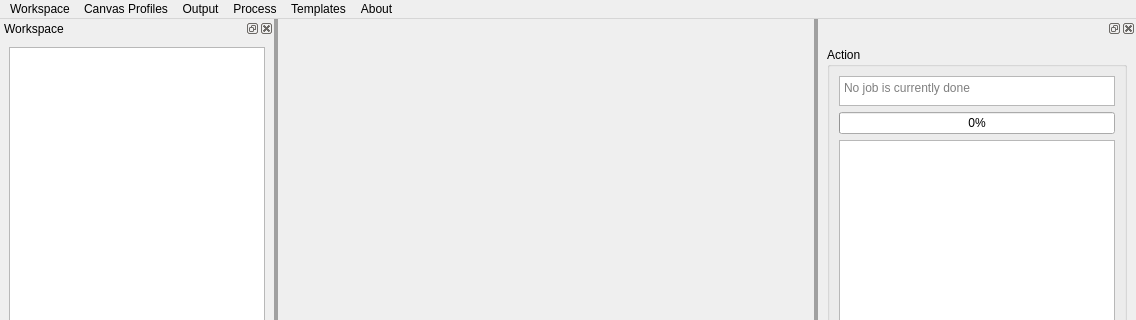
Qt form mainwindow/mainwindow.ui (ShadobaDev/Platemaker-qt) before a commit; both pictures show x 0 to 1136 and y 0 to 320 of the 1136 by 553 pixel window.
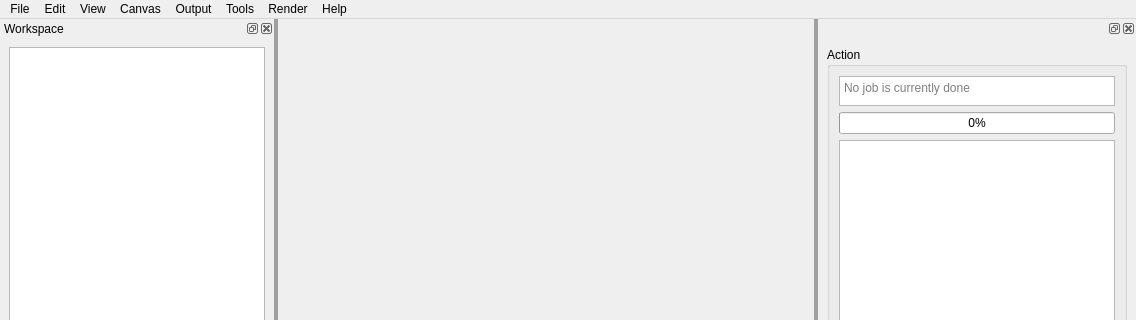
The same form after that commit. Icons and pictures are not drawn.

Commit message: feat(ui): menu bar in the standard categories; one PresetStore for the app

Patch:
```diff
--- a/mainwindow/mainwindow.ui
+++ b/mainwindow/mainwindow.ui
@@ -78,7 +78,7 @@
    </property>
    <widget class="QMenu" name="menuPlatemaker">
     <property name="title">
-     <string>Workspace</string>
+     <string>File</string>
     </property>
     <addaction name="separator"/>
     <addaction name="actionOpen_workspace"/>
@@ -94,13 +94,25 @@
     <addaction name="actionShow_action_panel"/>
     <addaction name="separator"/>
     <addaction name="actionClose_workspace"/>
-    <addaction name="separator"/>
+    <addaction name="actionExit"/>
+   </widget>
+   <widget class="QMenu" name="menuEdit">
+    <property name="title">
+     <string>Edit</string>
+    </property>
     <addaction name="actionUndo"/>
     <addaction name="actionRedo"/>
    </widget>
+   <widget class="QMenu" name="menuView">
+    <property name="title">
+     <string>View</string>
+    </property>
+    <addaction name="actionShow_workspace_panel"/>
+    <addaction name="actionShow_action_panel"/>
+   </widget>
    <widget class="QMenu" name="menuCanvas_Profile">
     <property name="title">
-     <string>Canvas Profiles</string>
+     <string>Canvas</string>
     </property>
     <addaction name="actionNew_canvas_profile"/>
     <addaction name="actionEdit_active_profile"/>
@@ -122,9 +134,9 @@
     <addaction name="actionImport_output_profiles"/>
     <addaction name="actionExport_output_profiles"/>
    </widget>
-   <widget class="QMenu" name="menuTemplates">
+   <widget class="QMenu" name="menuTools">
     <property name="title">
-     <string>Templates</string>
+     <string>Tools</string>
     </property>
     <addaction name="actionManage_templates"/>
     <addaction name="actionOpen_dir_templates"/>
@@ -132,7 +144,7 @@
    </widget>
    <widget class="QMenu" name="menu_Process">
     <property name="title">
-     <string>Process</string>
+     <string>Render</string>
     </property>
     <addaction name="actionRender_current_project_F5"/>
     <addaction name="actionRender_all_projects_F6"/>
@@ -141,7 +153,7 @@
    </widget>
    <widget class="QMenu" name="menu_About">
     <property name="title">
-     <string>About</string>
+     <string>Help</string>
     </property>
     <addaction name="actionHelp"/>
     <addaction name="separator"/>
@@ -149,10 +161,12 @@
     <addaction name="actionVersion"/>
    </widget>
    <addaction name="menuPlatemaker"/>
+   <addaction name="menuEdit"/>
+   <addaction name="menuView"/>
    <addaction name="menuCanvas_Profile"/>
    <addaction name="menu_Output_Settings"/>
+   <addaction name="menuTools"/>
    <addaction name="menu_Process"/>
-   <addaction name="menuTemplates"/>
    <addaction name="menu_About"/>
   </widget>
   <widget class="QStatusBar" name="statusbar"/>
```
Left out of the diff: 71 changed lines with no effect on the pictures. The commit also changes 16 other files.
